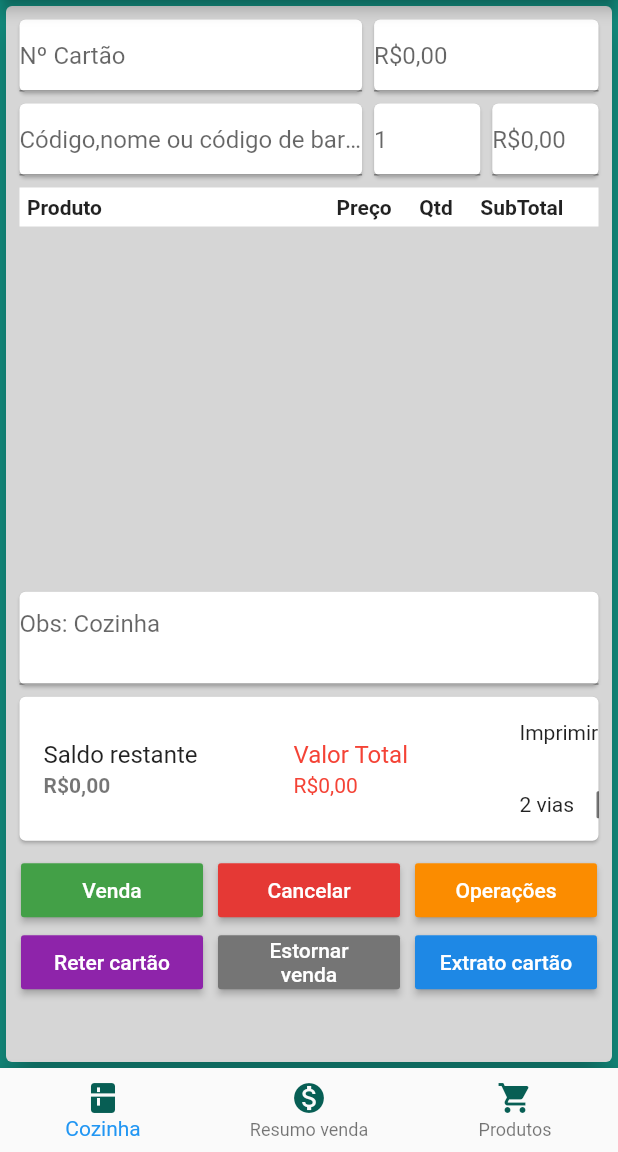
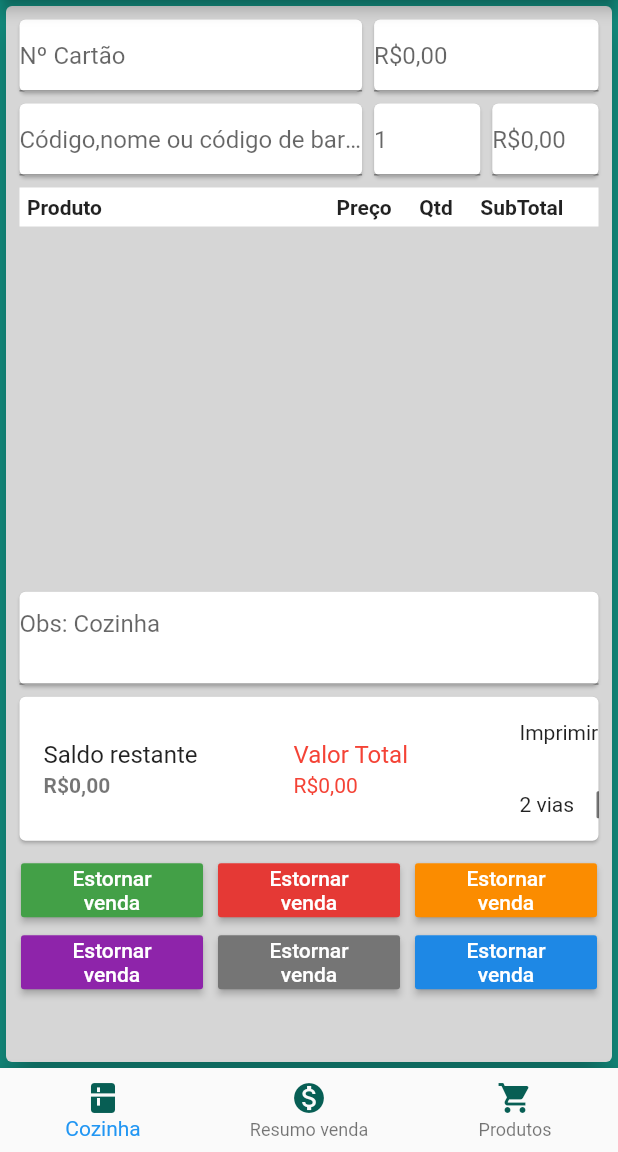
Before and after one commit to PedroPinto23/flutter_webSite, a Flutter app: the screen it shows after launch, on a phone screen of 412 x 824 dp, the part 84-1236 px from its top. Run offline on Flutter 3.47's test engine with Material 2 defaults, Android fonts, the phone set to English and light mode, and no system bars; our stand-ins replace faker, qr_flutter.

Commit message:
26/07/2020

```diff
--- /dev/null
+++ b/lib/Widgets/ProdutosCozinha/widgets/botao.dart
@@ -0,0 +1,25 @@
+import 'package:flutter/material.dart';
+
+class Botao extends StatelessWidget {
+  final Color color;
+  final Function onPressed;
+  final String texto;
+  Botao({
+    @required this.color,
+    @required this.onPressed,
+    @required this.texto,
+  });
+  @override
+  Widget build(BuildContext context) {
+    return MaterialButton(
+      hoverColor: Colors.black38,
+      color: color,
+      onPressed: () {},
+      child: Text(
+        "Estornar venda",
+        textAlign: TextAlign.center,
+        style: TextStyle(color: Colors.white),
+      ),
+    );
+  }
+}
--- a/lib/Widgets/ProdutosCozinha/widgets/tabela_botoes.dart
+++ b/lib/Widgets/ProdutosCozinha/widgets/tabela_botoes.dart
@@ -1,4 +1,5 @@
 import 'package:flutter/material.dart';
+import 'package:flutter_website/Widgets/ProdutosCozinha/widgets/botao.dart';
 
 class TabelaBotoes extends StatelessWidget {
   @override
@@ -12,23 +13,15 @@ class TabelaBotoes extends StatelessWidget {
               child: Column(
                 crossAxisAlignment: CrossAxisAlignment.stretch,
                 children: [
-                  MaterialButton(
+                  Botao(
+                    texto: "Venda",
+                    onPressed: () {},
                     color: Colors.green[600],
-                    onPressed: () {},
-                    child: Text(
-                      "Venda",
-                      textAlign: TextAlign.center,
-                      style: TextStyle(color: Colors.white),
-                    ),
                   ),
-                  MaterialButton(
+                  Botao(
                     color: Colors.purple[600],
                     onPressed: () {},
-                    child: Text(
-                      "Reter cartão",
-                      textAlign: TextAlign.center,
-                      style: TextStyle(color: Colors.white),
-                    ),
+                    texto: "Reter cartão",
                   ),
                 ],
               ),
@@ -40,24 +33,16 @@ class TabelaBotoes extends StatelessWidget {
               child: Column(
                 crossAxisAlignment: CrossAxisAlignment.stretch,
                 children: [
-                  MaterialButton(
+                  Botao(
                     color: Colors.red[600],
+                    texto: "Cancelar",
                     onPressed: () {},
-                    child: Text(
-                      "Cancelar",
-                      textAlign: TextAlign.center,
-                      style: TextStyle(color: Colors.white),
-                    ),
                   ),
-                  MaterialButton(
+                  Botao(
                     color: Colors.grey[600],
+                    texto: "Estornar venda",
                     onPressed: () {},
-                    child: Text(
-                      "Estornar venda",
-                      textAlign: TextAlign.center,
-                      style: TextStyle(color: Colors.white),
-                    ),
-                  ),
+                  )
                 ],
               ),
             ),
@@ -68,23 +53,15 @@ class TabelaBotoes extends StatelessWidget {
               child: Column(
                 crossAxisAlignment: CrossAxisAlignment.stretch,
                 children: [
-                  MaterialButton(
+                  Botao(
+                    texto: "Operações",
+                    onPressed: () {},
                     color: Colors.orange[600],
+                  ),
+                  Botao(
+                    texto: "Extrato cartão",
                     onPressed: () {},
-                    child: Text(
-                      "Operações",
-                      textAlign: TextAlign.center,
-                      style: TextStyle(color: Colors.white),
-                    ),
-                  ),
-                  MaterialButton(
                     color: Colors.blue[600],
-                    onPressed: () {},
-                    child: Text(
-                      "Extrato cartão",
-                      textAlign: TextAlign.center,
-                      style: TextStyle(color: Colors.white),
-                    ),
                   ),
                 ],
               ),
--- a/lib/main.dart
+++ b/lib/main.dart
@@ -1,5 +1,4 @@
 import 'package:flutter/material.dart';
-
 import 'HomeScreen/home_screen.dart';
 
 void main() {
```
